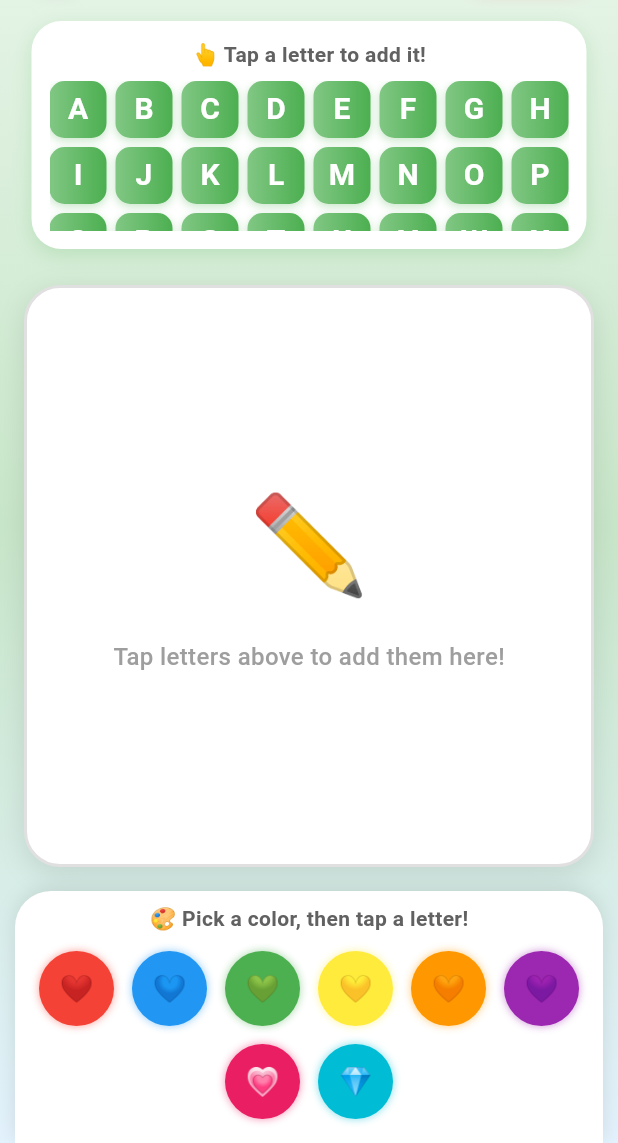
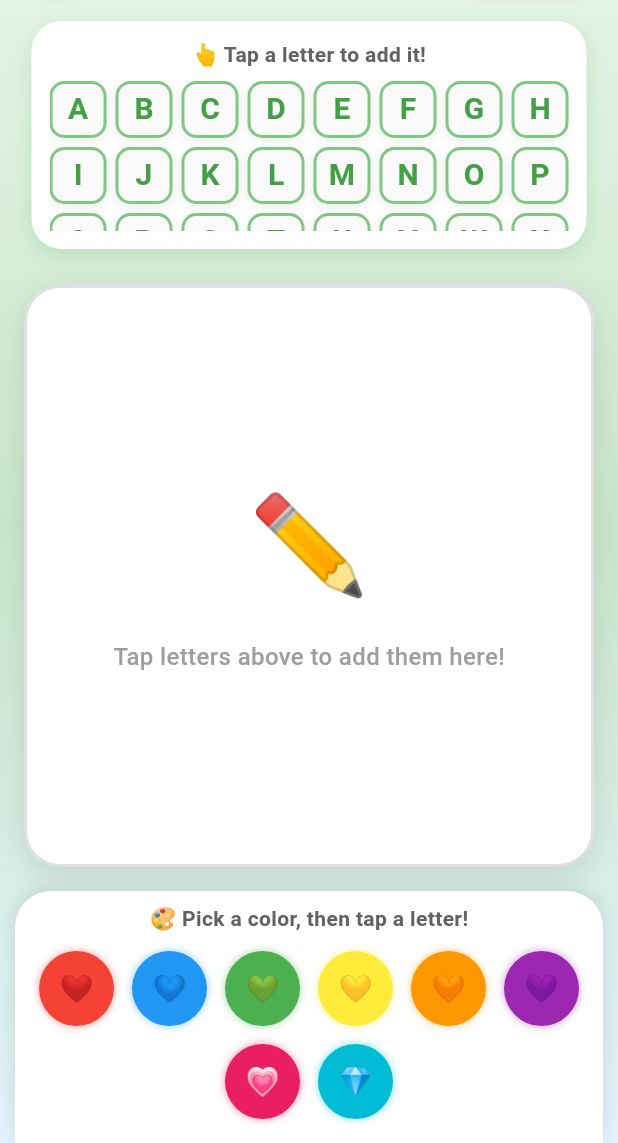
Before and after one commit to codezzi-dev/puzzle_fun, a Flutter app: the ColorLettersGame screen opened directly, on a phone screen of 412 x 824 dp, the part 93-1236 px from its top. Run offline on Flutter 3.47's test engine with Material 3 defaults, Android fonts, the phone set to English and light mode, and no system bars; our stand-ins replace flutter_riverpod, flutter_tts; Roboto replaces fonts that are missing (Nunito).

Commit message:
style: Update UI elements in Color Letters and Color Numbers games for improved aesthetics

```diff
--- a/lib/color_letters/color_letters_game.dart
+++ b/lib/color_letters/color_letters_game.dart
@@ -186,13 +186,12 @@ class _ColorLettersGameState extends ConsumerState<ColorLettersGame> {
                       width: 38,
                       height: 38,
                       decoration: BoxDecoration(
-                        gradient: LinearGradient(
-                          colors: [Colors.green.shade300, Colors.green.shade500],
-                        ),
+                        color: Colors.grey.shade50,
                         borderRadius: BorderRadius.circular(10),
+                        border: Border.all(color: Colors.green.shade300, width: 2),
                         boxShadow: [
                           BoxShadow(
-                            color: Colors.green.withValues(alpha: 0.3),
+                            color: Colors.grey.withValues(alpha: 0.2),
                             blurRadius: 4,
                             offset: const Offset(0, 2),
                           ),
@@ -201,10 +200,10 @@ class _ColorLettersGameState extends ConsumerState<ColorLettersGame> {
                       child: Center(
                         child: Text(
                           letter,
-                          style: const TextStyle(
+                          style: TextStyle(
                             fontSize: 20,
                             fontWeight: FontWeight.bold,
-                            color: Colors.white,
+                            color: Colors.green.shade600,
                           ),
                         ),
                       ),
```
Also changed, not shown: lib/color_numbers/color_numbers_game.dart (+5 -6 lines), lib/robot_coloring/widgets/colorable_robot.dart (+7 -11 lines).
